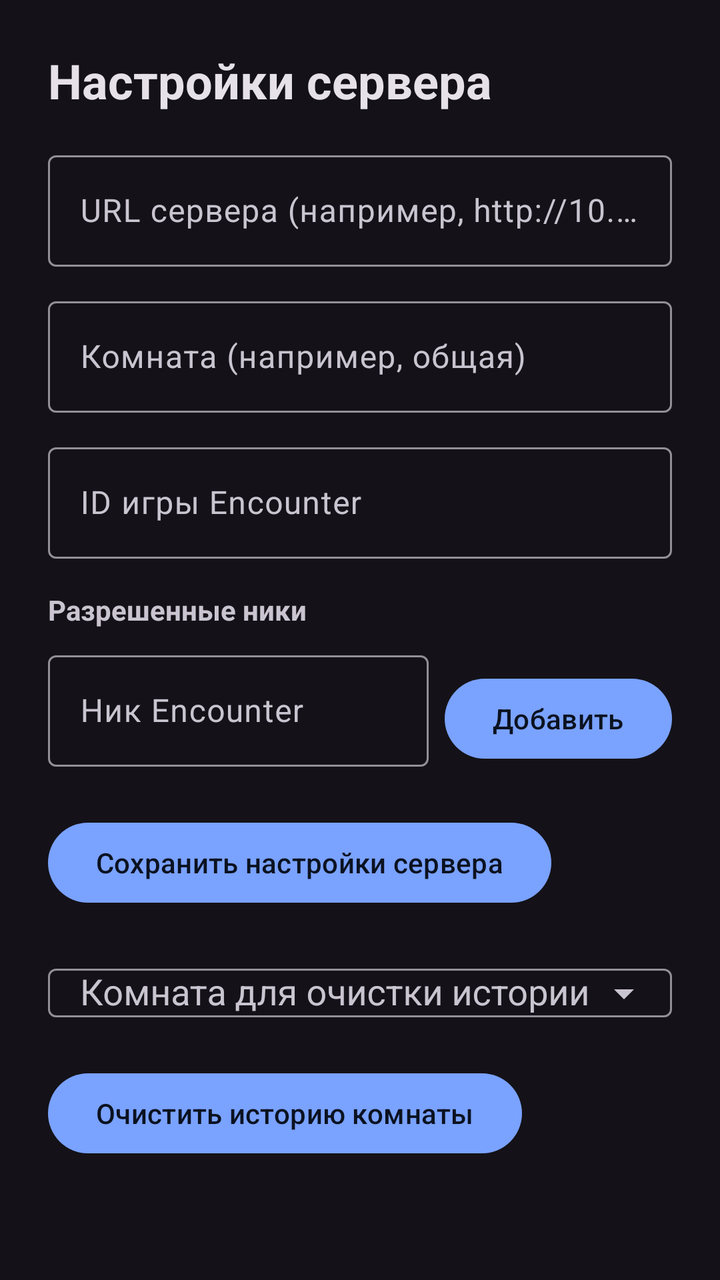
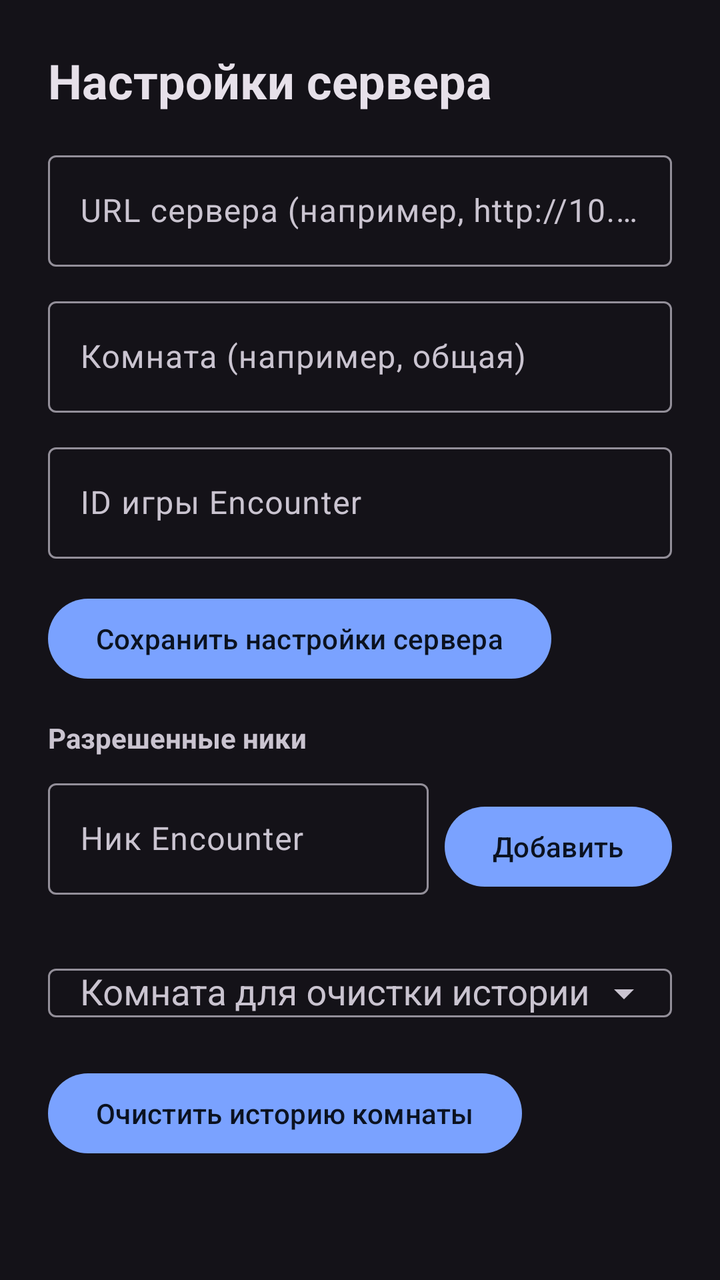

Two renders of the same Android screen: before a commit and after it. Below are the layout's source before the change and the commit's diff.
<!-- AndroidManifest.xml: application theme Theme.GameChatAndroid -->
<!-- res/layout/fragment_server_settings.xml -->
<?xml version="1.0" encoding="utf-8"?>
<LinearLayout xmlns:android="http://schemas.android.com/apk/res/android"
    xmlns:app="http://schemas.android.com/apk/res-auto"
    android:layout_width="match_parent"
    android:layout_height="match_parent"
    android:background="?attr/colorSurface"
    android:orientation="vertical"
    android:padding="24dp">

    <TextView
        android:id="@+id/serverSettingsTitle"
        android:layout_width="wrap_content"
        android:layout_height="wrap_content"
        android:text="@string/menu_server_settings"
        android:textColor="?attr/colorOnSurface"
        android:textSize="24sp"
        android:textStyle="bold" />

    <TextView
        android:id="@+id/serverSettingsAccessDenied"
        android:layout_width="wrap_content"
        android:layout_height="wrap_content"
        android:layout_marginTop="14dp"
        android:text="@string/admin_access_denied"
        android:textColor="#B00020"
        android:textSize="15sp"
        android:visibility="gone" />

    <com.google.android.material.textfield.TextInputLayout
        android:id="@+id/serverUrlLayout"
        android:layout_width="match_parent"
        android:layout_height="wrap_content"
        android:layout_marginTop="16dp"
        android:hint="@string/settings_server_url_hint">

        <com.google.android.material.textfield.TextInputEditText
            android:id="@+id/serverUrlInput"
            android:layout_width="match_parent"
            android:layout_height="wrap_content"
            android:imeOptions="actionNext"
            android:inputType="textUri"
            android:maxLines="1" />
    </com.google.android.material.textfield.TextInputLayout>

    <com.google.android.material.textfield.TextInputLayout
        android:id="@+id/chatRoomLayout"
        android:layout_width="match_parent"
        android:layout_height="wrap_content"
        android:layout_marginTop="12dp"
        android:hint="@string/settings_room_hint">

        <com.google.android.material.textfield.TextInputEditText
            android:id="@+id/chatRoomInput"
            android:layout_width="match_parent"
            android:layout_height="wrap_content"
            android:imeOptions="actionDone"
            android:inputType="text"
            android:maxLines="1" />
    </com.google.android.material.textfield.TextInputLayout>

    <com.google.android.material.textfield.TextInputLayout
        android:id="@+id/encGameIdLayout"
        android:layout_width="match_parent"
        android:layout_height="wrap_content"
        android:layout_marginTop="12dp"
        android:hint="@string/settings_enc_game_id_hint">

        <com.google.android.material.textfield.TextInputEditText
            android:id="@+id/encGameIdInput"
            android:layout_width="match_parent"
            android:layout_height="wrap_content"
            android:imeOptions="actionDone"
            android:inputType="number"
            android:maxLines="1" />
    </com.google.android.material.textfield.TextInputLayout>

    <TextView
        android:id="@+id/allowedNicksTitle"
        android:layout_width="wrap_content"
        android:layout_height="wrap_content"
        android:layout_marginTop="16dp"
        android:text="@string/settings_allowed_nicks_title"
        android:textStyle="bold" />

    <LinearLayout
        android:layout_width="match_parent"
        android:layout_height="wrap_content"
        android:layout_marginTop="8dp"
        android:orientation="horizontal">

        <com.google.android.material.textfield.TextInputLayout
            android:layout_width="0dp"
            android:layout_height="wrap_content"
            android:layout_weight="1"
            android:hint="@string/settings_allowed_nick_hint">

            <com.google.android.material.textfield.TextInputEditText
                android:id="@+id/allowedNickInput"
                android:layout_width="match_parent"
                android:layout_height="wrap_content"
                android:maxLines="1" />
        </com.google.android.material.textfield.TextInputLayout>

        <Button
            android:id="@+id/addAllowedNickButton"
            android:layout_width="wrap_content"
            android:layout_height="wrap_content"
            android:layout_marginStart="8dp"
            android:layout_gravity="bottom"
            android:text="@string/settings_allowed_nick_add" />
    </LinearLayout>

    <LinearLayout
        android:id="@+id/allowedNicksContainer"
        android:layout_width="match_parent"
        android:layout_height="wrap_content"
        android:layout_marginTop="8dp"
        android:orientation="vertical" />

    <Button
        android:id="@+id/saveServerSettingsButton"
        android:layout_width="wrap_content"
        android:layout_height="wrap_content"
        android:layout_marginTop="16dp"
        android:text="@string/settings_save_server" />

    <com.google.android.material.textfield.TextInputLayout
        android:id="@+id/clearRoomSelectorLayout"
        android:layout_width="match_parent"
        android:layout_height="wrap_content"
        android:layout_marginTop="12dp"
        android:hint="@string/settings_clear_room_selector_hint"
        app:endIconMode="dropdown_menu">

        <com.google.android.material.textfield.MaterialAutoCompleteTextView
            android:id="@+id/clearRoomSelectorInput"
            android:layout_width="match_parent"
            android:layout_height="wrap_content"
            android:inputType="text"
            android:paddingStart="16dp"
            android:paddingEnd="16dp"
            android:maxLines="1" />
    </com.google.android.material.textfield.TextInputLayout>

    <Button
        android:id="@+id/clearRoomHistoryButton"
        android:layout_width="wrap_content"
        android:layout_height="wrap_content"
        android:layout_marginTop="12dp"
        android:text="@string/settings_clear_room_history" />

</LinearLayout>
<!-- resources referenced by this layout -->
<resources>
  <string name="admin_access_denied">Настройки сервера доступны только администраторам.</string>
  <string name="menu_server_settings">Настройки сервера</string>
  <string name="settings_allowed_nick_add">Добавить</string>
  <string name="settings_allowed_nick_hint">Ник Encounter</string>
  <string name="settings_allowed_nicks_title">Разрешенные ники</string>
  <string name="settings_clear_room_history">Очистить историю комнаты</string>
  <string name="settings_clear_room_selector_hint">Комната для очистки истории</string>
  <string name="settings_enc_game_id_hint">ID игры Encounter</string>
  <string name="settings_room_hint">Комната (например, общая)</string>
  <string name="settings_save_server">Сохранить настройки сервера</string>
  <string name="settings_server_url_hint">URL сервера (например, http://10.0.2.2:8080)</string>
  <style name="Theme.GameChatAndroid" parent="Theme.Material3.Dark.NoActionBar">
          <item name="colorPrimary">#7AA2FF</item>
          <item name="colorOnPrimary">#0B1220</item>
          <item name="colorPrimaryContainer">#7AA2FF</item>
          <item name="colorOnPrimaryContainer">#0B1220</item>
          <item name="android:statusBarColor">?attr/colorSurface</item>
          <item name="android:navigationBarColor">?attr/colorSurface</item>
      </style>
</resources>

<!-- the commit's change to res/layout/fragment_server_settings.xml (unified diff, before → after) -->
@@ -74,6 +74,13 @@
             android:maxLines="1" />
     </com.google.android.material.textfield.TextInputLayout>
 
+    <Button
+        android:id="@+id/saveServerSettingsButton"
+        android:layout_width="wrap_content"
+        android:layout_height="wrap_content"
+        android:layout_marginTop="16dp"
+        android:text="@string/settings_save_server" />
+
     <TextView
         android:id="@+id/allowedNicksTitle"
         android:layout_width="wrap_content"
@@ -117,13 +124,6 @@
         android:layout_marginTop="8dp"
         android:orientation="vertical" />
 
-    <Button
-        android:id="@+id/saveServerSettingsButton"
-        android:layout_width="wrap_content"
-        android:layout_height="wrap_content"
-        android:layout_marginTop="16dp"
-        android:text="@string/settings_save_server" />
-
     <com.google.android.material.textfield.TextInputLayout
         android:id="@+id/clearRoomSelectorLayout"
         android:layout_width="match_parent"
